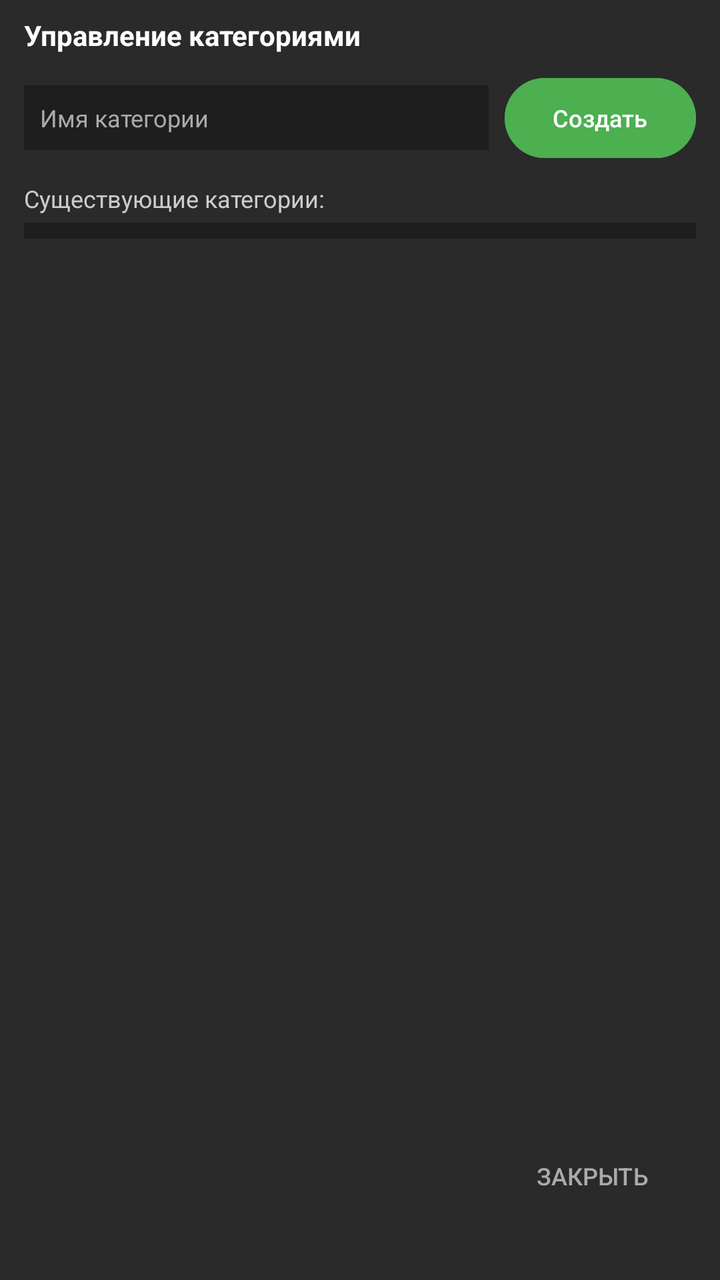
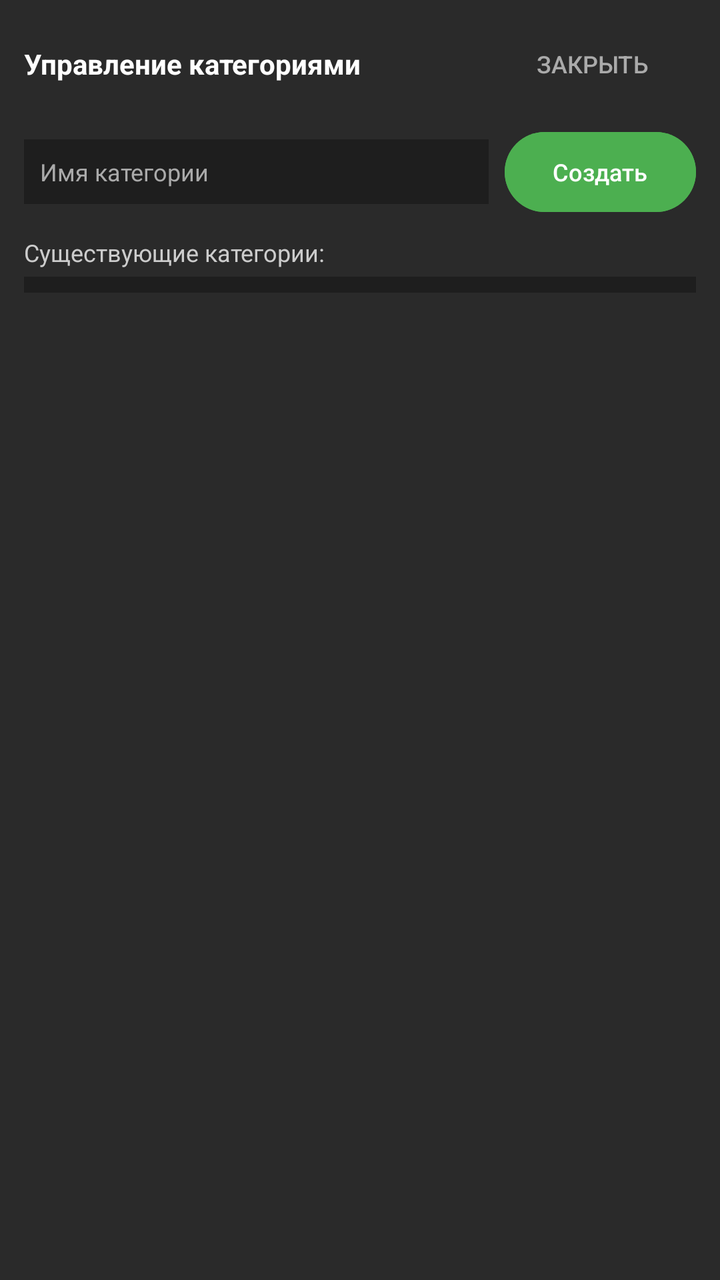

Two renders of the same Android screen: before a commit and after it. Below are the layout's source before the change and the commit's diff.
<!-- AndroidManifest.xml: application theme Theme.MediaKeyboard -->
<!-- res/layout/dialog_manage_categories.xml -->
<?xml version="1.0" encoding="utf-8"?>
<ScrollView xmlns:android="http://schemas.android.com/apk/res/android"
    android:layout_width="match_parent"
    android:layout_height="match_parent"
    android:fillViewport="true"
    android:background="#FF2A2A2A">

    <LinearLayout
        android:layout_width="match_parent"
        android:layout_height="wrap_content"
        android:orientation="vertical"
        android:paddingStart="12dp"
        android:paddingTop="8dp"
        android:paddingEnd="12dp"
        android:paddingBottom="28dp"
        android:clipToPadding="false">

        <TextView
            android:layout_width="wrap_content"
            android:layout_height="wrap_content"
            android:text="Управление категориями"
            android:textColor="#FFFFFFFF"
            android:textSize="14sp"
            android:textStyle="bold"
            android:layout_marginBottom="8dp" />

        <LinearLayout
            android:layout_width="match_parent"
            android:layout_height="wrap_content"
            android:orientation="horizontal">

            <EditText
                android:id="@+id/inputCategoryName"
                android:layout_width="0dp"
                android:layout_height="wrap_content"
                android:layout_weight="1"
                android:hint="Имя категории"
                android:textColorHint="#FFAAAAAA"
                android:textColor="#FFFFFFFF"
                android:background="#FF1E1E1E"
                android:padding="8dp"
                android:textSize="12sp"
                android:inputType="textCapWords" />

            <Button
                android:id="@+id/btnAddCategory"
                android:layout_width="wrap_content"
                android:layout_height="wrap_content"
                android:layout_marginStart="8dp"
                android:text="Создать"
                android:textSize="12sp"
                android:backgroundTint="#FF4CAF50"
                android:textColor="#FFFFFFFF" />
        </LinearLayout>

        <TextView
            android:layout_width="wrap_content"
            android:layout_height="wrap_content"
            android:text="Существующие категории:"
            android:textColor="#FFCCCCCC"
            android:textSize="12sp"
            android:layout_marginTop="8dp"
            android:layout_marginBottom="4dp" />

        <LinearLayout
            android:id="@+id/existingCategoriesContainer"
            android:layout_width="match_parent"
            android:layout_height="wrap_content"
            android:orientation="vertical"
            android:background="#FF1E1E1E"
            android:padding="4dp" />

        <View
            android:layout_width="match_parent"
            android:layout_height="0dp"
            android:layout_weight="1" />

        <Button
            android:id="@+id/btnClose"
            style="?android:attr/borderlessButtonStyle"
            android:layout_width="wrap_content"
            android:layout_height="wrap_content"
            android:layout_gravity="end"
            android:layout_marginTop="8dp"
            android:text="Закрыть"
            android:textColor="#FFAAAAAA"
            android:textSize="12sp" />
    </LinearLayout>
</ScrollView>
<!-- resources referenced by this layout -->
<resources>
  <style name="Theme.MediaKeyboard" parent="Base.Theme.MediaKeyboard" />
  <style name="Base.Theme.MediaKeyboard" parent="Theme.Material3.DayNight.NoActionBar">
          
          
      </style>
</resources>

<!-- the commit's change to res/layout/dialog_manage_categories.xml (unified diff, before → after) -->
@@ -12,22 +12,40 @@
         android:paddingStart="12dp"
         android:paddingTop="8dp"
         android:paddingEnd="12dp"
-        android:paddingBottom="28dp"
+        android:paddingBottom="48dp"
         android:clipToPadding="false">
-
-        <TextView
-            android:layout_width="wrap_content"
-            android:layout_height="wrap_content"
-            android:text="Управление категориями"
-            android:textColor="#FFFFFFFF"
-            android:textSize="14sp"
-            android:textStyle="bold"
-            android:layout_marginBottom="8dp" />
 
         <LinearLayout
             android:layout_width="match_parent"
             android:layout_height="wrap_content"
-            android:orientation="horizontal">
+            android:orientation="horizontal"
+            android:gravity="center_vertical"
+            android:layout_marginBottom="6dp">
+
+            <TextView
+                android:layout_width="0dp"
+                android:layout_height="wrap_content"
+                android:layout_weight="1"
+                android:text="Управление категориями"
+                android:textColor="#FFFFFFFF"
+                android:textSize="14sp"
+                android:textStyle="bold" />
+
+            <Button
+                android:id="@+id/btnClose"
+                style="?android:attr/borderlessButtonStyle"
+                android:layout_width="wrap_content"
+                android:layout_height="wrap_content"
+                android:text="Закрыть"
+                android:textColor="#FFAAAAAA"
+                android:textSize="12sp" />
+        </LinearLayout>
+
+        <LinearLayout
+            android:layout_width="match_parent"
+            android:layout_height="wrap_content"
+            android:orientation="horizontal"
+            android:layout_marginBottom="8dp">
 
             <EditText
                 android:id="@+id/inputCategoryName"
@@ -59,7 +77,6 @@
             android:text="Существующие категории:"
             android:textColor="#FFCCCCCC"
             android:textSize="12sp"
-            android:layout_marginTop="8dp"
             android:layout_marginBottom="4dp" />
 
         <LinearLayout
@@ -70,20 +87,5 @@
             android:background="#FF1E1E1E"
             android:padding="4dp" />
 
-        <View
-            android:layout_width="match_parent"
-            android:layout_height="0dp"
-            android:layout_weight="1" />
-
-        <Button
-            android:id="@+id/btnClose"
-            style="?android:attr/borderlessButtonStyle"
-            android:layout_width="wrap_content"
-            android:layout_height="wrap_content"
-            android:layout_gravity="end"
-            android:layout_marginTop="8dp"
-            android:text="Закрыть"
-            android:textColor="#FFAAAAAA"
-            android:textSize="12sp" />
     </LinearLayout>
 </ScrollView>
